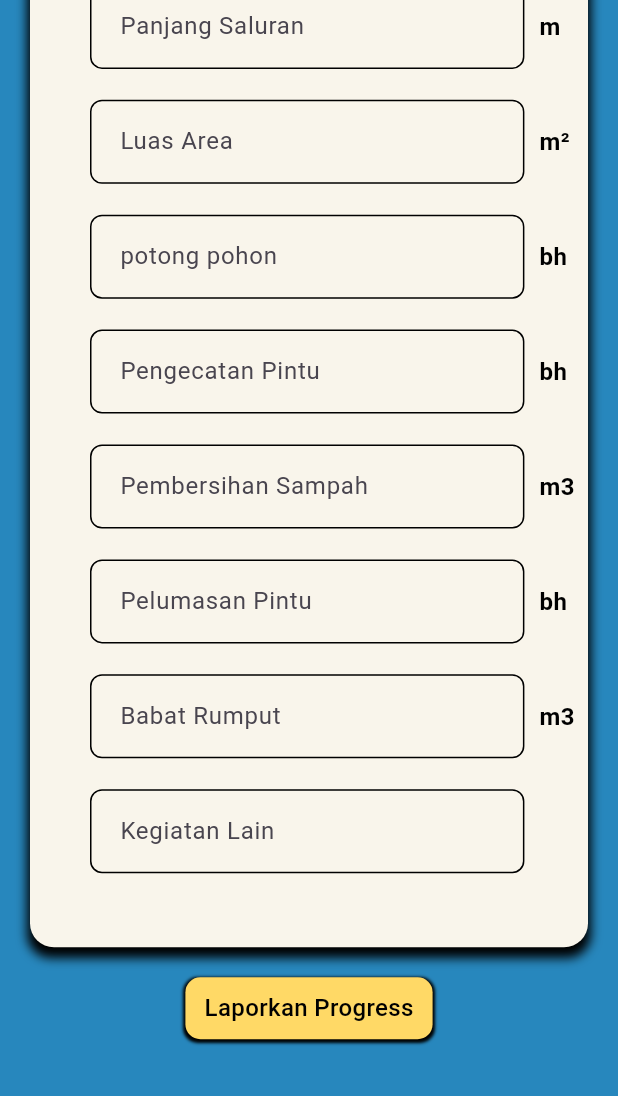
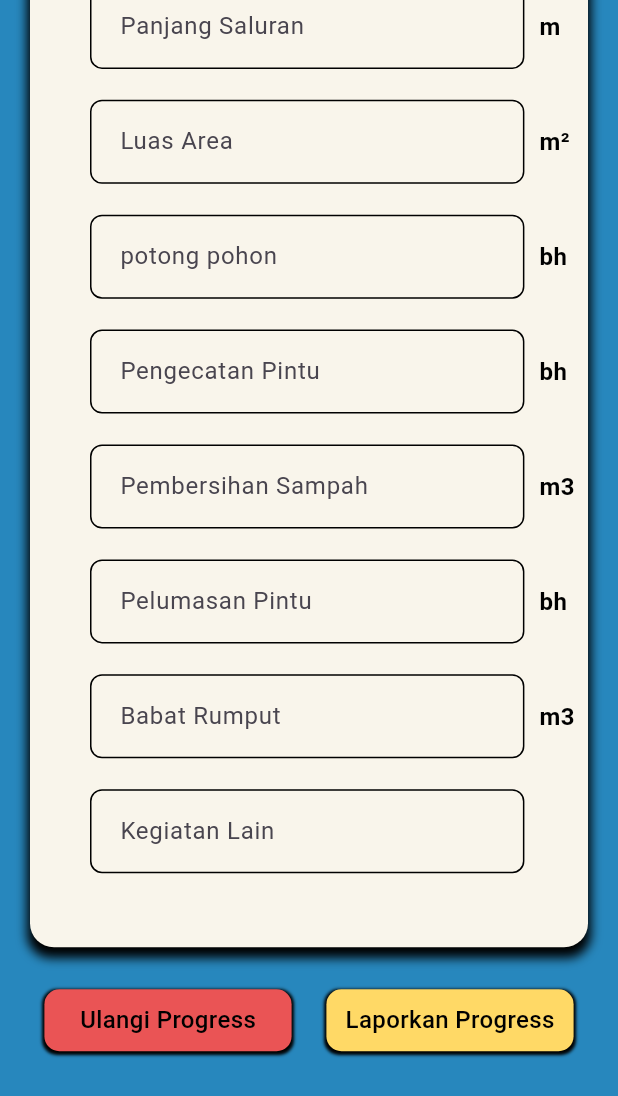
Before and after one commit to nayfmahfudz/lab, a Flutter app: the ProgressLapanngan screen opened directly, scrolled down 1552 dp, on a phone screen of 412 x 824 dp. Shown: the top 1096 px of the screen. Run offline on Flutter 3.47's test engine with Material 3 defaults, Android fonts, the light colour scheme and no system bars; our stand-ins replace animate_do, bottom_navy_bar, cached_network_image, dio, fl_chart, flutter_vector_icons and 8 more; missing offline and left inert: flutter_analog_clock, shared_preferences_web; accounts and stored records are empty.

Commit message:
modified:   lib/home.dart 	modified:   lib/option.dart 	modified:   lib/progress.dart

```diff
--- a/lib/home.dart
+++ b/lib/home.dart
@@ -72,6 +72,7 @@ class _HomeState extends State<Home> {
       setState(() {
         masuk;
         keluar;
+        ruas;
       });
     });
     loadJson();
@@ -121,6 +122,7 @@ class _HomeState extends State<Home> {
                 _currentIndex = index;
                 masuk;
                 keluar;
+                ruas;
               });
             });
             _pageController.jumpToPage(index);
--- a/lib/option.dart
+++ b/lib/option.dart
@@ -1,3 +1,4 @@
+import 'package:Absen_BBWS/api.dart';
 import 'package:Absen_BBWS/component/component.dart';
 import 'package:Absen_BBWS/fom.dart';
 import 'package:Absen_BBWS/setting.dart';
@@ -23,6 +24,11 @@ class _OptionState extends State<Option> {
   @override
   void didChangeDependencies() {
     super.didChangeDependencies();
+    setState(() {
+      _cards.clear();
+      ruas;
+    });
+
     width = lebar(context) * 0.8;
     height = tinggi(context) * 0.07;
     if (_cards.isEmpty) {
--- a/lib/progress.dart
+++ b/lib/progress.dart
@@ -3,6 +3,7 @@ import 'dart:convert';
 import 'package:Absen_BBWS/api.dart';
 import 'package:Absen_BBWS/component/component.dart';
 import 'package:Absen_BBWS/fom.dart';
+import 'package:Absen_BBWS/home.dart';
 import 'package:Absen_BBWS/setting.dart';
 import 'package:fl_chart/fl_chart.dart';
 import 'package:flutter/material.dart';
@@ -156,7 +157,12 @@ class _ProgressLapannganState extends State<ProgressLapanngan> {
 
   @override
   Widget build(BuildContext context) {
-    return Scaffold(
+    return PopScope(
+      canPop: false, // true = boleh back, false = ditahan
+      onPopInvoked: (didPop) {
+        navigateToNextScreen(context, Home());
+      },
+      child: Scaffold(
         body: SingleChildScrollView(
           physics: const ScrollPhysics(),
           child: Container(
@@ -178,23 +184,24 @@ class _ProgressLapannganState extends State<ProgressLapanngan> {
                   child: PieChart(PieChartData(
                       startDegreeOffset: 70,
                       sectionsSpace: 2,
-                    centerSpaceRadius: 60, // Inilah yang bikin dia jadi "donut"
+                      centerSpaceRadius:
+                          60, // Inilah yang bikin dia jadi "donut"
                       sections: [
                         PieChartSectionData(
                           color: kuning,
                           value: (100 - listProgress[currentStep]).toDouble(),
                           title: '',
                           radius: 60,
-                        titleStyle:
-                            const TextStyle(color: Colors.white, fontSize: 14),
+                          titleStyle: const TextStyle(
+                              color: Colors.white, fontSize: 14),
                         ),
                         PieChartSectionData(
                           color: Colors.red,
                           value: listProgress[currentStep].toDouble(),
                           title: '${listProgress[currentStep]}%',
                           radius: 70,
-                        titleStyle:
-                            const TextStyle(color: Colors.white, fontSize: 14),
+                          titleStyle: const TextStyle(
+                              color: Colors.white, fontSize: 14),
                         ),
                       ])),
                 ),
@@ -268,22 +275,48 @@ class _ProgressLapannganState extends State<ProgressLapanngan> {
                 ),
                 const SizedBox(height: 50),
                 formProgress(context),
+                Padding(
+                  padding: const EdgeInsets.fromLTRB(18.0, 8, 18.0, 8.0),
+                  child: Row(
+                    crossAxisAlignment: CrossAxisAlignment.center,
+                    mainAxisAlignment: MainAxisAlignment.spaceAround,
+                    children: [
                       GestureDetector(
                         onTap: () {
                           setState(() {
-                    currentStep == listProgress.length - 1 ? null : _nextStep();
+                            currentStep == 0 ? null : currentStep--;
                           });
                         },
                         child: Container(
                           height: tinggi(context) * 0.05,
                           width: lebar(context) * 0.4,
-                  child: loginButton("Laporkan Progress", kuning, Colors.black),
+                          child: loginButton(
+                              "Ulangi Progress", merah, Colors.black),
+                        ),
+                      ),
+                      GestureDetector(
+                        onTap: () {
+                          setState(() {
+                            currentStep == listProgress.length - 1
+                                ? null
+                                : _nextStep();
+                          });
+                        },
+                        child: Container(
+                          height: tinggi(context) * 0.05,
+                          width: lebar(context) * 0.4,
+                          child: loginButton(
+                              "Laporkan Progress", kuning, Colors.black),
+                        ),
+                      ),
+                    ],
                   ),
                 ),
                 SizedBox(
                   height: tinggi(context) * 0.16,
                 ),
               ],
+            ),
           ),
         ),
       ),
```
Lines whose indentation alone changed are shown as unchanged.
